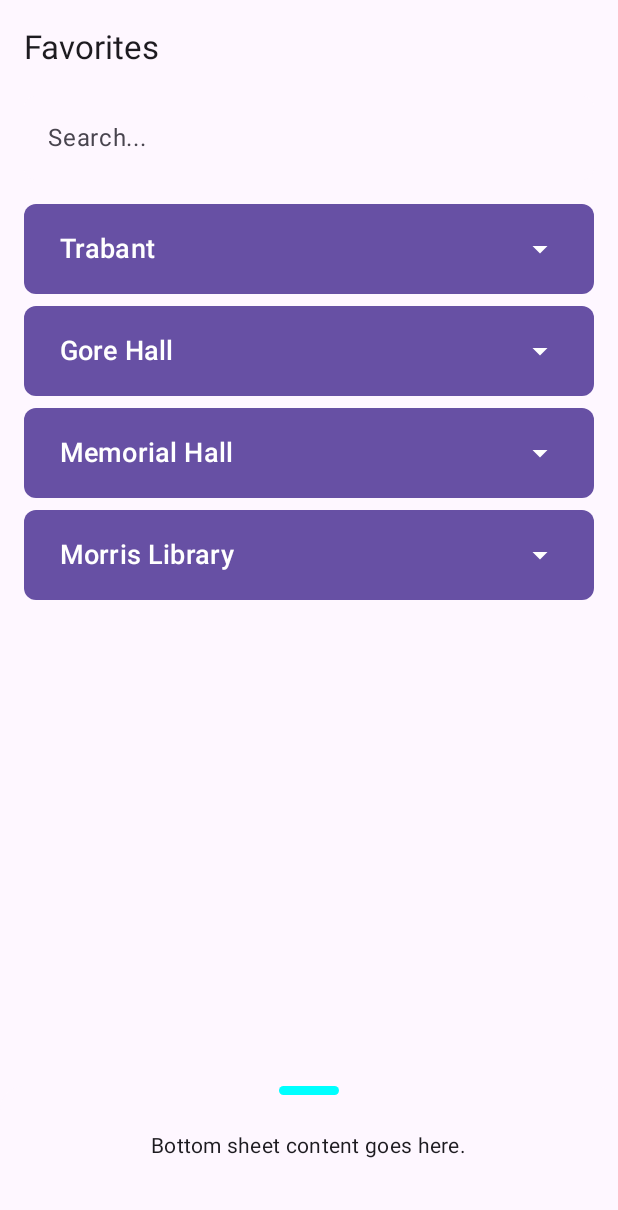
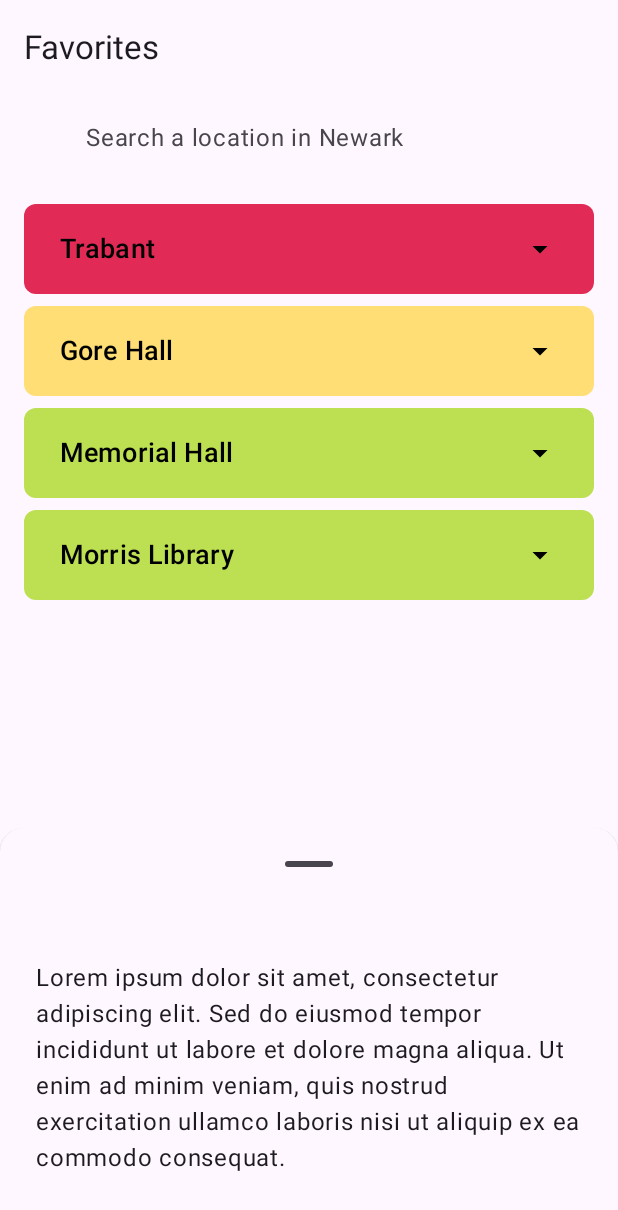
Before and after one commit to theMaxiiim/noisenix, an Android app built with Jetpack Compose: the screen it shows after launch (MainActivity), after a tap on "Trabant", on a phone screen of 412 x 824 dp. Shown: the top 1210 px of the screen. Run offline under Robolectric (Android 15) with nearby library versions, the phone set to English and light mode, and no system bars.

Commit message:
updated items

```diff
--- a/app/build.gradle.kts
+++ b/app/build.gradle.kts
@@ -65,5 +65,7 @@
 
     implementation("androidx.navigation:navigation-compose:2.6.0")
     implementation("androidx.compose.animation:animation:1.5.0")
+    // For coroutines
+    implementation("org.jetbrains.kotlinx:kotlinx-coroutines-android:1.7.3")
 
 }
--- a/app/src/main/java/com/maxdejesus/noisenix/ui/favoritesTab/FavoritesScreen.kt
+++ b/app/src/main/java/com/maxdejesus/noisenix/ui/favoritesTab/FavoritesScreen.kt
@@ -1,53 +1,97 @@
 package com.maxdejesus.noisenix.ui.favoritesTab
 
-import androidx.compose.foundation.background
 import androidx.compose.foundation.layout.*
 import androidx.compose.foundation.shape.RoundedCornerShape
 import androidx.compose.material.icons.Icons
 import androidx.compose.material.icons.filled.ArrowDropDown
 import androidx.compose.material3.*
-import androidx.compose.runtime.Composable
+import androidx.compose.material3.ExperimentalMaterial3Api
+import androidx.compose.runtime.*
 import androidx.compose.ui.Alignment
 import androidx.compose.ui.Modifier
 import androidx.compose.ui.draw.clip
 import androidx.compose.ui.graphics.Color
+import androidx.compose.ui.platform.LocalConfiguration
 import androidx.compose.ui.unit.dp
 import androidx.compose.ui.unit.sp
+import kotlinx.coroutines.launch
 
 @OptIn(ExperimentalMaterial3Api::class)
 @Composable
 fun FavoritesScreen() {
-    // Main Scaffold for the screen
-    Scaffold(
-        topBar = {
-            TopAppBar(
-                title = { Text("Favorites") }
-            )
+    val sheetState = rememberBottomSheetScaffoldState(
+        bottomSheetState = rememberStandardBottomSheetState(
+            initialValue = SheetValue.PartiallyExpanded
+        )
+    )
+    val coroutineScope = rememberCoroutineScope()
+
+    BottomSheetScaffold(
+        scaffoldState = sheetState,
+        sheetContent = {
+            BottomSheetContent()
         },
+        sheetPeekHeight = 80.dp, // Adjust the peek height as needed
+        sheetShape = RoundedCornerShape(topStart = 16.dp, topEnd = 16.dp),
+        sheetContainerColor = MaterialTheme.colorScheme.surface,
         content = { paddingValues ->
             Column(
                 modifier = Modifier
                     .padding(paddingValues)
                     .fillMaxSize()
             ) {
+                // Top App Bar
+                TopAppBar(
+                    title = { Text("Favorites") }
+                )
+
                 // Search Bar
                 SearchBar()
 
                 Spacer(modifier = Modifier.height(16.dp))
 
                 // Large Buttons
-                LargeButton(text = "Trabant")
+                LargeButton(
+                    text = "Trabant",
+                    color = Color(0xFFE12B56),
+                    onClick = {
+                        coroutineScope.launch {
+                            sheetState.bottomSheetState.expand()
+                        }
+                    }
+                )
                 Spacer(modifier = Modifier.height(8.dp))
-                LargeButton(text = "Gore Hall")
+                LargeButton(
+                    text = "Gore Hall",
+                    color = Color(0xFFFFDE75),
+                    onClick = {
+                        coroutineScope.launch {
+                            sheetState.bottomSheetState.expand()
+                        }
+                    }
+                )
                 Spacer(modifier = Modifier.height(8.dp))
-                LargeButton(text = "Memorial Hall")
+                LargeButton(
+                    text = "Memorial Hall",
+                    color = Color(0xFFBCE051),
+                    onClick = {
+                        coroutineScope.launch {
+                            sheetState.bottomSheetState.expand()
+                        }
+                    }
+                )
                 Spacer(modifier = Modifier.height(8.dp))
-                LargeButton(text = "Morris Library")
+                LargeButton(
+                    text = "Morris Library",
+                    color = Color(0xFFBCE051),
+                    onClick = {
+                        coroutineScope.launch {
+                            sheetState.bottomSheetState.expand()
+                        }
+                    }
+                )
 
-                Spacer(modifier = Modifier.weight(1f)) // Push the bottom sheet to the bottom
-
-                // Bottom Sheet
-                BottomSheet()
+                Spacer(modifier = Modifier.weight(1f))
             }
         }
     )
@@ -56,31 +100,37 @@
 @OptIn(ExperimentalMaterial3Api::class)
 @Composable
 fun SearchBar() {
-    TextField(
-        value = "",
-        onValueChange = {},
-        placeholder = { Text("Search...") },
+    Box(
+        modifier = Modifier
+            .fillMaxWidth(),
+        contentAlignment = Alignment.Center
+    ) {
+        TextField(
+            value = "",
+            onValueChange = {},
+            placeholder = { Text("Search a location in Newark") },
+            modifier = Modifier
+                .fillMaxWidth(0.8f)
+                .clip(RoundedCornerShape(16.dp)),
+            colors = TextFieldDefaults.textFieldColors(
+                containerColor = MaterialTheme.colorScheme.surface,
+                focusedIndicatorColor = Color.Transparent,
+                unfocusedIndicatorColor = Color.Transparent
+            ),
+            singleLine = true
+        )
+    }
+}
+
+@Composable
+fun LargeButton(text: String, color: Color, onClick: () -> Unit) {
+    Button(
+        onClick = onClick,
+        colors = ButtonDefaults.buttonColors(containerColor = color),
         modifier = Modifier
             .fillMaxWidth()
             .padding(horizontal = 16.dp)
-            .clip(RoundedCornerShape(8.dp))
-            .background(MaterialTheme.colorScheme.surface),
-        colors = TextFieldDefaults.textFieldColors(
-            containerColor = MaterialTheme.colorScheme.background,
-            focusedIndicatorColor = Color.Transparent,
-            unfocusedIndicatorColor = Color.Transparent
-        )
-    )
-}
-
-@Composable
-fun LargeButton(text: String) {
-    Button(
-        onClick = { /* Handle button click */ },
-        modifier = Modifier
-            .fillMaxWidth()
-            .padding(horizontal = 16.dp)
-            .height(60.dp), // Large button height
+            .height(60.dp),
         shape = RoundedCornerShape(8.dp)
     ) {
         Row(
@@ -90,45 +140,41 @@
         ) {
             Text(
                 text = text,
-                fontSize = 18.sp // Adjust font size for large buttons
+                fontSize = 18.sp,
+                color = Color.Black
             )
             Icon(
                 imageVector = Icons.Default.ArrowDropDown,
-                contentDescription = "Arrow Down"
+                contentDescription = "Arrow Down",
+                tint = Color.Black
             )
         }
     }
 }
 
 @Composable
-fun BottomSheet() {
+fun BottomSheetContent() {
+    val configuration = LocalConfiguration.current
+    val screenHeight = configuration.screenHeightDp.dp
+    val maxHeight = screenHeight * 0.65f // 65% of screen height
+
     Column(
         modifier = Modifier
             .fillMaxWidth()
-            .height(100.dp) // Adjust height for the bottom sheet
-            .clip(RoundedCornerShape(topStart = 16.dp, topEnd = 16.dp))
-            .background(MaterialTheme.colorScheme.surface)
+            .heightIn(min = 0.dp, max = maxHeight)
+            .padding(24.dp) // Increased padding
     ) {
-        // Drag handle
-        Box(
-            modifier = Modifier
-                .width(40.dp)
-                .height(6.dp)
-                .clip(RoundedCornerShape(3.dp))
-                .background(Color.Cyan)
-                .align(Alignment.CenterHorizontally)
-                .padding(top = 8.dp)
-        )
+        // Removed custom drag handle
 
-        Spacer(modifier = Modifier.height(8.dp))
+        Spacer(modifier = Modifier.height(16.dp))
 
         // Content of the bottom sheet
         Text(
-            text = "Bottom sheet content goes here.",
-            modifier = Modifier
-                .align(Alignment.CenterHorizontally)
-                .padding(16.dp),
-            style = MaterialTheme.typography.bodyMedium
+            text = "Lorem ipsum dolor sit amet, consectetur adipiscing elit. " +
+                    "Sed do eiusmod tempor incididunt ut labore et dolore magna aliqua. " +
+                    "Ut enim ad minim veniam, quis nostrud exercitation ullamco laboris nisi ut aliquip ex ea commodo consequat.",
+            style = MaterialTheme.typography.bodyLarge, // Increased text size
+            modifier = Modifier.padding(bottom = 16.dp)
         )
     }
 }
```
Also changed, not shown: settings.gradle.kts (line endings or trailing spaces).
